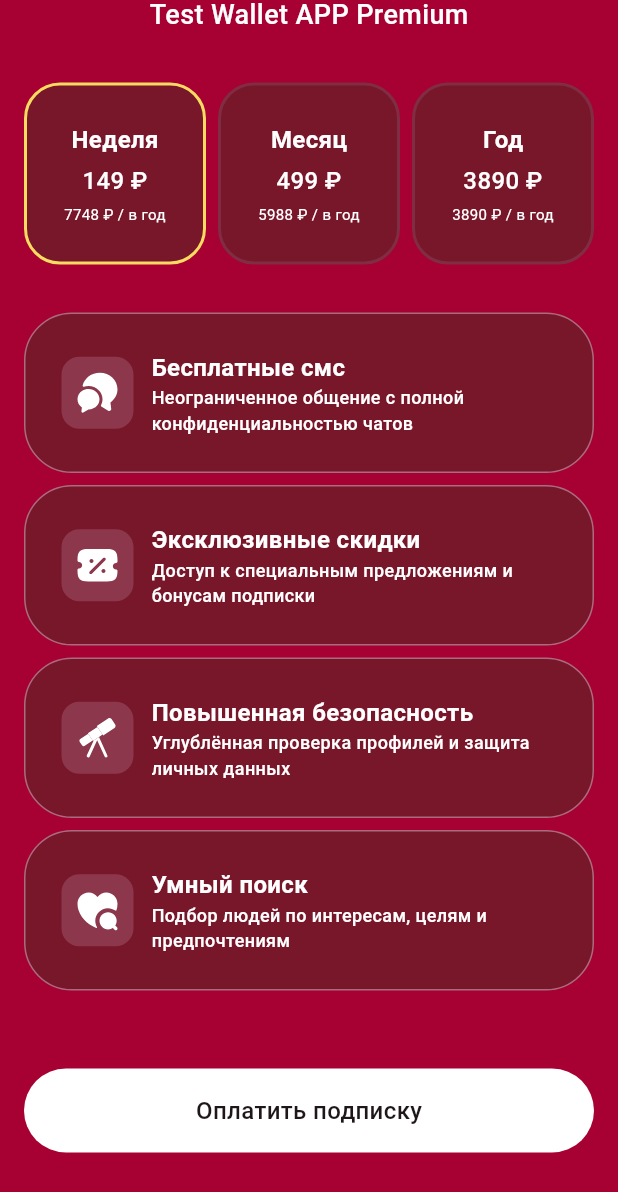
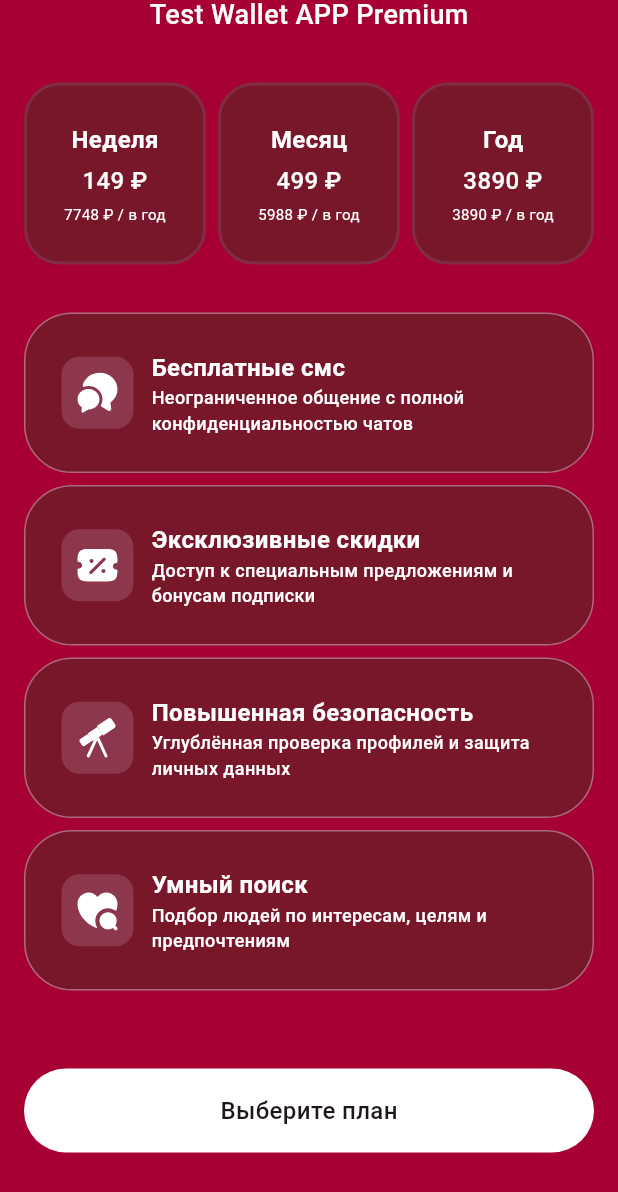
Before and after one commit to markowskyyy/test_paywall_app, a Flutter app: the screen it shows after launch, scrolled down 173 dp, on a phone screen of 412 x 824 dp. Shown: the top 1192 px of the screen. Run offline on Flutter 3.47's test engine with Material 3 defaults, Android fonts, the phone set to English and light mode, and no system bars; our stand-ins replace flutter_riverpod, flutter_svg, go_router, shared_preferences.

Commit message:
complete presentation

```diff
--- a/lib/domain/entities/subscription.dart
+++ b/lib/domain/entities/subscription.dart
@@ -31,7 +31,7 @@ class Subscription {
     return {
       'isSubscribed': isSubscribed,
       'purchaseDate': purchaseDate?.toIso8601String(),
-      'planType': planType.toJson(), // Используем метод toJson() из enum
+      'planType': planType.toJson(),
     };
   }
 
--- a/lib/main.dart
+++ b/lib/main.dart
@@ -3,6 +3,7 @@ import 'package:flutter_riverpod/flutter_riverpod.dart';
 import 'package:test_paywall_app/presentation/routes/app_router.dart';
 
 void main() {
+
   runApp(
       ProviderScope(
           child: const MyApp()
--- a/lib/presentation/routes/app_router.dart
+++ b/lib/presentation/routes/app_router.dart
@@ -1,11 +1,13 @@
 import 'package:flutter/material.dart';
 import 'package:go_router/go_router.dart';
 import 'package:flutter_riverpod/flutter_riverpod.dart';
+import 'package:test_paywall_app/presentation/providers/subscription_providers.dart';
 import 'package:test_paywall_app/presentation/screens/main_screen.dart';
 import 'package:test_paywall_app/presentation/screens/paywall_screen.dart';
 
+
 final appRouterProvider = Provider<GoRouter>((ref) {
-  // final isSubscribed = ref.watch(isSubscribedProvider);
+  final isSubscribed = ref.watch(isSubscribedProvider);
 
   return GoRouter(
     initialLocation: '/paywall',
@@ -28,18 +30,16 @@ final appRouterProvider = Provider<GoRouter>((ref) {
         ),
       ),
     ],
-    // redirect: (context, state) {
-    //   // Если пользователь подписан и пытается зайти на paywall - редиректим на main
-    //   if (isSubscribed && state.matchedLocation == '/paywall') {
-    //     return '/main';
-    //   }
-    //
-    //   // Если не подписан и пытается зайти на main - редиректим на paywall
-    //   if (!isSubscribed && state.matchedLocation == '/main') {
-    //     return '/paywall';
-    //   }
-    //
-    //   return null;
-    // },
+    redirect: (context, state) {
+      if (isSubscribed && state.matchedLocation == '/paywall') {
+        return '/main';
+      }
+
+      if (!isSubscribed && state.matchedLocation == '/main') {
+        return '/paywall';
+      }
+
+      return null;
+    },
   );
 });
--- a/lib/presentation/screens/paywall_screen.dart
+++ b/lib/presentation/screens/paywall_screen.dart
@@ -1,16 +1,20 @@
 import 'package:flutter/material.dart';
+import 'package:flutter_riverpod/flutter_riverpod.dart';
 import 'package:flutter_svg/flutter_svg.dart';
+import 'package:go_router/go_router.dart';
 import 'package:test_paywall_app/design.dart';
 import 'package:test_paywall_app/gen/assets.gen.dart';
+import 'package:test_paywall_app/presentation/providers/subscription_providers.dart';
 import 'package:test_paywall_app/presentation/ui_kit/ui_kit.dart';
 
-class PaywallScreen extends StatelessWidget {
+class PaywallScreen extends ConsumerWidget {
   const PaywallScreen({super.key});
 
-  final chosenIndex = 0;
 
   @override
-  Widget build(BuildContext context) {
+  Widget build(BuildContext context, WidgetRef ref) {
+    final viewModel = ref.watch(subscriptionViewModelProvider);
+    final notifier = ref.read(subscriptionViewModelProvider.notifier);
 
     return Scaffold(
       backgroundColor: AppColors.primaryRed,
@@ -37,7 +41,9 @@ class PaywallScreen extends StatelessWidget {
               style: nSubtitleTextStyle,
             ),
             const Gap(16),
-            SubscriptionButtonsBuilder(),
+            SubscriptionButtonsBuilder(
+              func: (plan) => notifier.selectPlan(plan),
+            ),
             const Gap(16),
             SubscriptionInfoCard.messages(),
             SubscriptionInfoCard.discount(),
@@ -46,7 +52,16 @@ class PaywallScreen extends StatelessWidget {
             const Gap(36),
             Padding(
               padding: const EdgeInsets.symmetric(horizontal: 16),
-              child: CustomButton(onTap: (){}),
+              child: CustomButton(
+                onTap: () async {
+                  if (viewModel.selectedPlan == null) return;
+                  await notifier.purchaseSelectedPlan();
+                  context.go('/main');
+                },
+                text: viewModel.selectedPlan != null
+                    ? 'Оплатить подписку'
+                    : 'Выберите план',
+              ),
             ),
             const Gap(48),
           ],
--- a/lib/presentation/ui_kit/special/custom_button.dart
+++ b/lib/presentation/ui_kit/special/custom_button.dart
@@ -1,15 +1,47 @@
 import 'package:flutter/material.dart';
-import 'package:flutter_svg/svg.dart';
 import 'package:test_paywall_app/design.dart';
-import 'package:test_paywall_app/gen/assets.gen.dart';
 
 class CustomButton extends StatelessWidget {
+  final String text;
   final VoidCallback onTap;
+  final Color backgroundColor;
+  final Color textColor;
 
-  const CustomButton({
+  const CustomButton._({
     super.key,
     required this.onTap,
+    required this.text,
+    required this.backgroundColor,
+    required this.textColor,
   });
+
+  factory CustomButton({
+    Key? key,
+    required String text,
+    required VoidCallback onTap,
+  }) {
+    return CustomButton._(
+      key: key,
+      text: text,
+      onTap: onTap,
+      backgroundColor: Colors.white,
+      textColor: AppColors.black,
+    );
+  }
+
+  factory CustomButton.dark({
+    Key? key,
+    required String text,
+    required VoidCallback onTap,
+  }) {
+    return CustomButton._(
+      key: key,
+      text: text,
+      onTap: onTap,
+      backgroundColor: AppColors.darkWine,
+      textColor: Colors.white,
+    );
+  }
 
   @override
   Widget build(BuildContext context) {
@@ -20,13 +52,13 @@ class CustomButton extends StatelessWidget {
         width: double.infinity,
         alignment: Alignment.center,
         decoration: BoxDecoration(
-          color: Colors.white,
+          color: backgroundColor,
           borderRadius: BorderRadius.circular(28),
         ),
         child: Text(
-            'Оплатить подписку',
-            style: nMediumTextStyle.copyWith(color: AppColors.black),
-        )
+          text,
+          style: nMediumTextStyle.copyWith(color: textColor),
+        ),
       ),
     );
   }
--- a/lib/presentation/ui_kit/special/subscription_buttons_builder.dart
+++ b/lib/presentation/ui_kit/special/subscription_buttons_builder.dart
@@ -3,7 +3,8 @@ import 'package:test_paywall_app/domain/entities/subscription_plan_type.dart';
 import 'package:test_paywall_app/presentation/ui_kit/ui_kit.dart';
 
 class SubscriptionButtonsBuilder extends StatefulWidget {
-  const SubscriptionButtonsBuilder({super.key});
+  final Function(SubscriptionPlanType) func;
+  const SubscriptionButtonsBuilder({super.key, required this.func});
 
   @override
   State<SubscriptionButtonsBuilder> createState() => _SubscriptionButtonsBuilderState();
@@ -11,7 +12,7 @@ class SubscriptionButtonsBuilder extends StatefulWidget {
 
 class _SubscriptionButtonsBuilderState extends State<SubscriptionButtonsBuilder> {
 
-  var chosenIndex = 0;
+  var chosenIndex = -1;
 
   @override
   Widget build(BuildContext context) {
@@ -34,6 +35,7 @@ class _SubscriptionButtonsBuilderState extends State<SubscriptionButtonsBuilder>
               setState(() {
                 chosenIndex = index;
               });
+              widget.func(plan);
             },
           );
         },
--- a/pubspec.yaml
+++ b/pubspec.yaml
@@ -38,6 +38,7 @@ dependencies:
   flutter_riverpod: ^2.5.3
   go_router: ^16.1.0
   flutter_svg:
+  shared_preferences:
 
 dev_dependencies:
   flutter_test:
```
Also changed, not shown: lib/data/datasources/local_subscription_datasource.dart (added, +26 -0 lines), lib/data/repositories/subscription_repository_impl.dart (added, +31 -0 lines), lib/domain/entities/subscription_repository.dart (added, +7 -0 lines), lib/presentation/providers/subscription_providers.dart (added, +40 -0 lines), lib/presentation/screens/main_screen.dart (+53 -7 lines), lib/presentation/viewmodels/subscription_viewmodel.dart (added, +90 -0 lines), pubspec.lock, 6 other files.
